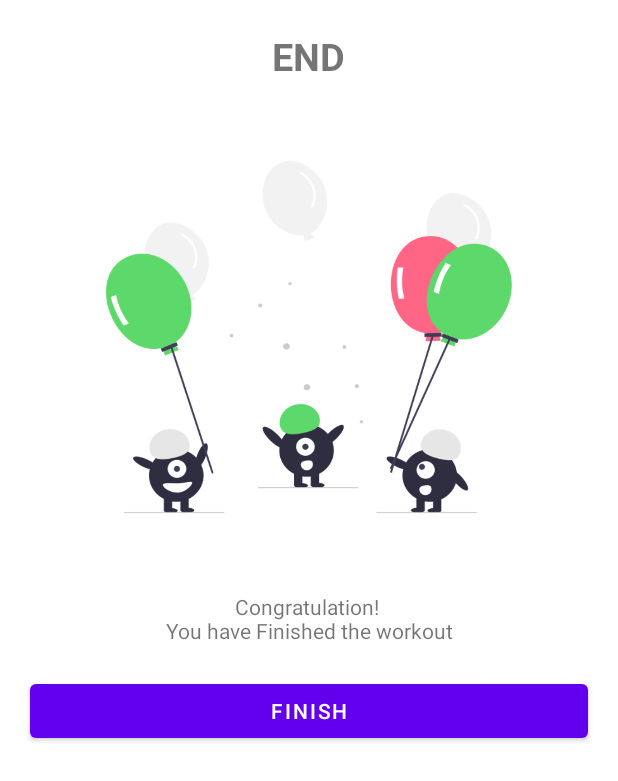
After one commit to djeneral0/7MinutesWorkout, an Android app: the Finish screen opened directly, with no data from a screen before it, on a phone screen of 412 x 824 dp. The commit adds this screen. Shown: the top 781 px of the screen. Run offline under Robolectric (Android 15) with nearby library versions, the phone set to English and light mode, and no system bars.

Commit message:
add finish activity

```diff
--- a/app/src/main/AndroidManifest.xml
+++ b/app/src/main/AndroidManifest.xml
@@ -9,7 +9,13 @@
         android:roundIcon="@mipmap/ic_launcher_round"
         android:supportsRtl="true"
         android:theme="@style/Theme.7MinutesWorkout">
-        <activity android:name=".Exercise"></activity>
+        <activity android:name=".Finish"
+            android:screenOrientation="portrait"
+            android:windowSoftInputMode="adjustResize"
+            />
+        <activity android:name=".Exercise"
+            android:screenOrientation="portrait"
+            android:windowSoftInputMode="adjustResize"/>
         <activity
             android:name=".MainActivity"
             android:screenOrientation="portrait"
--- a/app/src/main/java/com/djeneral/a7minutesworkout/Exercise.kt
+++ b/app/src/main/java/com/djeneral/a7minutesworkout/Exercise.kt
@@ -1,5 +1,6 @@
 package com.djeneral.a7minutesworkout
 
+import android.content.Intent
 import android.media.MediaPlayer
 import android.net.Uri
 import androidx.appcompat.app.AppCompatActivity
@@ -101,7 +102,9 @@ class Exercise : AppCompatActivity(), TextToSpeech.OnInitListener {
                     exerciseAdapter!!.notifyDataSetChanged()
                     setupRestView()
                 }else{
-                    showToat("Congratulation!, you have finished the 7 minutes workout")
+                    finish()
+                    startActivity(Intent(this@Exercise, Finish::class.java))
+//                    showToat("Congratulation!, you have finished the 7 minutes workout")
                 }
             }
         }.start()
--- /dev/null
+++ b/app/src/main/java/com/djeneral/a7minutesworkout/Finish.kt
@@ -0,0 +1,20 @@
+package com.djeneral.a7minutesworkout
+
+import android.content.Intent
+import androidx.appcompat.app.AppCompatActivity
+import android.os.Bundle
+import com.djeneral.a7minutesworkout.databinding.FinishBinding
+
+class Finish : AppCompatActivity() {
+    private lateinit var binding: FinishBinding
+    override fun onCreate(savedInstanceState: Bundle?) {
+        super.onCreate(savedInstanceState)
+        binding = FinishBinding.inflate(layoutInflater)
+        setContentView(binding.root)
+
+        binding.finishBtn.setOnClickListener{
+            startActivity(Intent(this, MainActivity::class.java))
+            finish()
+        }
+    }
+}
--- /dev/null
+++ b/app/src/main/res/layout/finish.xml
@@ -0,0 +1,58 @@
+<?xml version="1.0" encoding="utf-8"?>
+<LinearLayout xmlns:android="http://schemas.android.com/apk/res/android"
+    xmlns:app="http://schemas.android.com/apk/res-auto"
+    xmlns:tools="http://schemas.android.com/tools"
+    android:layout_width="match_parent"
+    android:layout_height="match_parent"
+    tools:context=".Finish"
+    android:orientation="vertical"
+    >
+
+    <TextView
+        android:id="@+id/tvEnd"
+        android:layout_width="wrap_content"
+        android:layout_height="wrap_content"
+        android:text="@string/end"
+        android:textStyle="bold"
+        android:textSize="@dimen/ds25"
+        android:gravity="center"
+        android:layout_gravity="center"
+        android:layout_marginTop="@dimen/dp20"
+        android:textAllCaps="true"
+        android:contentDescription="@string/end_workout_screen_desc"
+        />
+    <ImageView
+        android:layout_width="match_parent"
+        android:layout_height="300dp"
+        android:layout_marginTop="@dimen/dp20"
+        android:gravity="center"
+        android:layout_gravity="center"
+        android:src="@drawable/well_done"
+        android:scaleType="fitXY"
+        android:layout_marginStart="@dimen/dp20"
+        android:layout_marginEnd="@dimen/dp20"
+        android:contentDescription="@string/congratulation_image_desc"
+        />
+    <TextView
+        android:layout_width="wrap_content"
+        android:layout_height="wrap_content"
+        android:layout_marginTop="@dimen/dp20"
+        android:layout_marginStart="@dimen/dp20"
+        android:layout_marginEnd="@dimen/dp20"
+        android:text="@string/congratMess"
+        android:textAlignment="center"
+        android:layout_gravity="center"
+        android:contentDescription="@string/congratulation_message"
+        />
+    <Button
+        android:id="@+id/finishBtn"
+        android:layout_width="match_parent"
+        android:layout_height="wrap_content"
+        android:layout_marginTop="@dimen/dp20"
+        android:layout_marginStart="@dimen/dp20"
+        android:layout_marginEnd="@dimen/dp20"
+        android:text="@string/finish"
+        android:contentDescription="@string/finish_button_desc"
+        />
+
+</LinearLayout>
--- a/app/src/main/res/values/strings.xml
+++ b/app/src/main/res/values/strings.xml
@@ -5,4 +5,11 @@
     <string name="getReady">Get Ready For</string>
     <string name="upcoming">Upcoming Exercise</string>
     <string name="upC">name</string>
+    <string name="end">End</string>
+    <string name="congratMess">Congratulation! \nYou have Finished the workout</string>
+    <string name="finish">Finish</string>
+    <string name="congratulation_message">Congratulation message</string>
+    <string name="finish_button_desc">Finish Button</string>
+    <string name="end_workout_screen_desc">End workout screen</string>
+    <string name="congratulation_image_desc">congratulation image</string>
 </resources>
```
Also changed, not shown: app/src/main/res/drawable/well_done.png (added).
